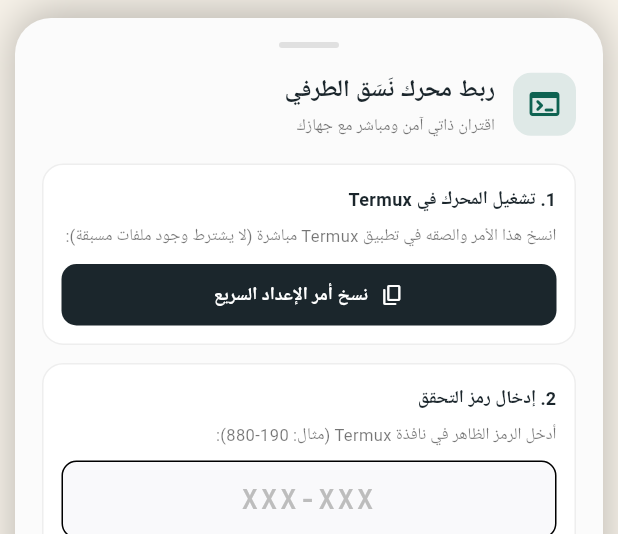
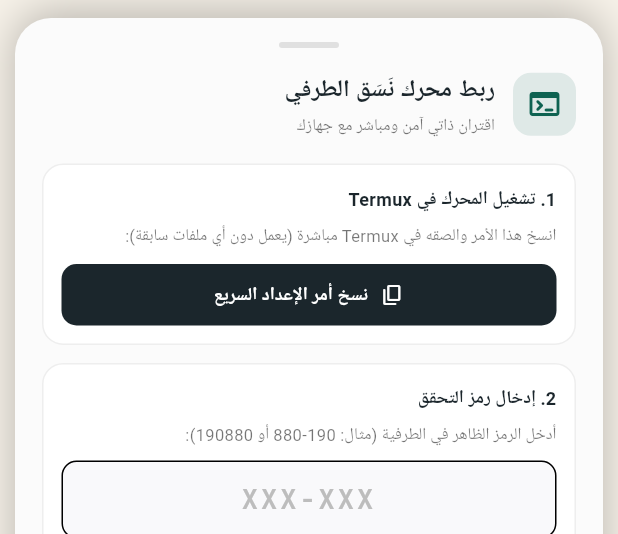
Before and after one commit to aligamal89901-svg/-, a Flutter app: the TerminalPairingSheet widget shown alone on an empty page, opened directly, on a phone screen of 412 x 824 dp. Shown: the top 534 px of the screen. Run offline on Flutter 3.47's test engine with Material 3 defaults, Android fonts, the phone set to English and light mode, and no system bars; our stand-ins replace flutter_animate, flutter_markdown, flutter_riverpod, go_router, google_fonts, shared_preferences and 1 more; missing offline and left inert: dart:js_interop, dart:ui_web; accounts and stored records are empty; network calls fail.

Commit message:
feat: complete robust standalone terminal link and responsive UI

```diff
--- a/lib/core/services/terminal_link_service.dart
+++ b/lib/core/services/terminal_link_service.dart
@@ -68,179 +68,84 @@ class TerminalLinkService extends ChangeNotifier {
     }
   }
 
-  // أمر ذاتي شامل يعمل في أي مكان (Termux عادي أو داخل PRoot) ولا يعتمد على مسار مسبق
-  static const String selfContainedInstallCommand = r"""bash -c "$(cat << 'NASAQ_RUNNER'
-mkdir -p ~/.nasaq
-
-# 1. تحرير المنفذ 8081 وإنهاء أي خوادم قديمة
-pkill -9 -f "proxy.py" 2>/dev/null || true
-pkill -9 -f "server.py" 2>/dev/null || true
-pkill -9 -f "nasaq" 2>/dev/null || true
-python3 -c "import subprocess; [subprocess.run(['kill', '-9', p]) for p in subprocess.run(['lsof', '-ti:8081'], capture_output=True, text=True).stdout.split()]" 2>/dev/null || true
-
-# 2. فحص وتثبيت بايثون والأدوات تلقائياً حسب نوع البيئة
-if command -v pkg >/dev/null 2>&1; then
-    pkg update -y -q >/dev/null 2>&1
-    pkg install -y python curl >/dev/null 2>&1
-elif command -v apt-get >/dev/null 2>&1; then
-    apt-get update -y -q >/dev/null 2>&1
-    apt-get install -y python3 curl >/dev/null 2>&1
-fi
-
-# 3. فحص أمان بيئة PRoot (تجنب التكرار إذا كان يعمل بالفعل داخل proot)
-if command -v proot-distro >/dev/null 2>&1; then
-    if [ -z "$PROOT_TMP_DIR" ] && [ "$(id -u)" != "0" ] && ! grep -qa "proot" /proc/1/cmdline 2>/dev/null; then
-        if ! proot-distro list 2>/dev/null | grep -q "ubuntu.*installed"; then
-            echo ">> جاري تجهيز نواة Ubuntu في الخلفية..."
-            proot-distro install ubuntu >/dev/null 2>&1
-        fi
-    fi
-fi
-
-# 4. كتابة خادم نَسَق الذكي الموحد
-cat << 'PYEOF' > ~/.nasaq/server.py
-import http.server, socketserver, json, random, os, string, ssl, urllib.request, subprocess
-
-PORT = 8081
-PAIR_FILE = os.path.expanduser("~/.nasaq/pair.json")
-
-# توليد رمز سداسي جديد
-RAW_PIN = f"{random.randint(100000, 999999)}"
-DISPLAY_PIN = f"{RAW_PIN[:3]}-{RAW_PIN[3:]}"
-TOKEN = ''.join(random.choices(string.ascii_letters + string.digits, k=32))
-
-cur_data = {"raw_pin": RAW_PIN, "code": DISPLAY_PIN, "paired": False, "token": TOKEN, "api_key": ""}
-if os.path.exists(PAIR_FILE):
-    try:
-        old = json.load(open(PAIR_FILE))
-        if old.get("paired"):
-            cur_data["paired"] = True
-            cur_data["api_key"] = old.get("api_key", "")
-            cur_data["token"] = old.get("token", TOKEN)
-    except:
-        pass
-
-with open(PAIR_FILE, "w") as f:
-    json.dump(cur_data, f)
-
-class NASAQHandler(http.server.BaseHTTPRequestHandler):
-    def _cors(self, code=200):
-        self.send_response(code)
-        self.send_header('Access-Control-Allow-Origin', '*')
-        self.send_header('Access-Control-Allow-Methods', 'GET, POST, OPTIONS')
-        self.send_header('Access-Control-Allow-Headers', 'Content-Type, Authorization')
-        self.end_headers()
-
-    def do_OPTIONS(self):
-        self._cors(200)
-
-    def do_GET(self):
-        if self.path == '/v1/status':
-            try:
-                data = json.load(open(PAIR_FILE))
-                self._cors(200)
-                self.wfile.write(json.dumps({"online": True, "paired": data.get("paired", False)}).encode())
-            except:
-                self._cors(500)
-        elif self.path == '/v1/models':
-            self._cors(200)
-            self.wfile.write(json.dumps({"data": [{"id": "gemini-2.5-flash"}]}).encode())
-        else:
-            self._cors(404)
-
-    def do_POST(self):
-        length = int(self.headers.get('content-length', 0))
-        raw_body = self.rfile.read(length)
-
-        if self.path == '/v1/pair':
-            try:
-                body = json.loads(raw_body.decode('utf-8'))
-                input_pin = str(body.get('code', '')).replace('-', '').strip()
-                data = json.load(open(PAIR_FILE))
-
-                if input_pin == data.get('raw_pin') or input_pin == data.get('code', '').replace('-', ''):
-                    data['paired'] = True
-                    if body.get('api_key'):
-                        data['api_key'] = body['api_key']
-                    with open(PAIR_FILE, 'w') as f:
-                        json.dump(data, f)
-                    self._cors(200)
-                    self.wfile.write(json.dumps({"status": "success", "token": data['token']}).encode())
-                else:
-                    self._cors(401)
-                    self.wfile.write(json.dumps({"status": "error", "message": "رمز التحقق غير مطابق"}).encode())
-            except Exception as e:
-                self._cors(500)
-                self.wfile.write(json.dumps({"status": "error", "message": str(e)}).encode())
-
-        elif self.path == '/v1/chat/completions':
-            try:
-                data = json.load(open(PAIR_FILE))
-                key = data.get('api_key', '')
-                req_data = json.loads(raw_body.decode('utf-8'))
-
-                contents = []
-                for m in req_data.get('messages', []):
-                    role = 'user' if m.get('role') in ['user', 'system'] else 'model'
-                    contents.append({'role': role, 'parts': [{'text': m.get('content', '')}]})
-
-                g_payload = {'contents': contents}
-                data_bytes = json.dumps(g_payload).encode('utf-8')
-
-                url = "https://generativelanguage.googleapis.com/v1beta/models/gemini-2.5-flash:streamGenerateContent?alt=sse"
-                req = urllib.request.Request(url, data=data_bytes, method='POST')
-                req.add_header('Content-Type', 'application/json; charset=utf-8')
-                req.add_header('x-goog-api-key', key)
-
-                ctx = ssl.create_default_context()
-                resp = urllib.request.urlopen(req, context=ctx, timeout=30)
-
-                self.send_response(200)
-                self.send_header('Access-Control-Allow-Origin', '*')
-                self.send_header('Content-Type', 'text/event-stream; charset=utf-8')
-                self.end_headers()
-
-                for raw_line in resp:
-                    line = raw_line.decode('utf-8', errors='ignore')
-                    if line.startswith('data: '):
-                        chunk_str = line[6:].strip()
-                        if chunk_str and chunk_str != '[DONE]':
-                            try:
-                                g_chunk = json.loads(chunk_str)
-                                parts = g_chunk.get('candidates', [{}])[0].get('content', {}).get('parts', [])
-                                piece = "".join([p.get('text', '') for p in parts])
-                                if piece:
-                                    out_sse = {"choices": [{"delta": {"content": piece}}]}
-                                    self.wfile.write(f"data: {json.dumps(out_sse, ensure_ascii=False)}\n\n".encode('utf-8'))
-                                    self.wfile.flush()
-                            except:
-                                pass
-                self.wfile.write(b"data: [DONE]\n\n")
-                self.wfile.flush()
-            except Exception as e:
-                self._cors(500)
-                self.wfile.write(json.dumps({"error": str(e)}).encode())
-
-socketserver.TCPServer.allow_reuse_address = True
-with socketserver.TCPServer(("127.0.0.1", PORT), NASAQHandler) as httpd:
-    httpd.serve_forever()
-PYEOF
-
-nohup python3 ~/.nasaq/server.py > ~/.nasaq/server.log 2>&1 &
-sleep 1.5
-
-PIN=$(python3 -c "import json, os; print(json.load(open(os.path.expanduser('~/.nasaq/pair.json')))['code'])")
-
-clear
-echo -e "\033[1;36m====================================================\033[0m"
-echo -e "\033[1;32m         منظومة نَسَق | NASAQ CORE ENGINE           \033[0m"
-echo -e "\033[1;36m====================================================\033[0m"
-echo ""
-echo -e "   ✓ المحرك يعمل بنشاط في خلفية جهازك"
-echo -e "   رمز الاقتران المباشر:  \033[1;33m[  $PIN  ]\033[0m"
-echo ""
-echo -e ">> اكتب الرمز في تطبيق «نَسَق» لإتمام الربط فوراً."
-echo -e "\033[1;36m====================================================\033[0m"
-NASAQ_RUNNER
-)""";
+  static const String selfContainedInstallCommand =
+      'mkdir -p ~/.nasaq && python3 -c "'
+      'import http.server, socketserver, json, random, os, string, ssl, urllib.request, subprocess; '
+      'PORT=8081; '
+      'PIN_RAW=str(random.randint(100000, 999999)); '
+      'PAIR_FILE=os.path.expanduser(\'~/.nasaq/pair.json\'); '
+      'TOKEN=\'\'.join(random.choices(string.ascii_letters + string.digits, k=32)); '
+      'json.dump({\'raw_pin\': PIN_RAW, \'code\': f\'{PIN_RAW[:3]}-{PIN_RAW[3:]}\', \'paired\': False, \'token\': TOKEN, \'api_key\': \'\'}, open(PAIR_FILE, \'w\')); '
+      'f=open(os.path.expanduser(\'~/.nasaq/srv.py\'), \'w\'); '
+      'f.write(\'\'\'import http.server, socketserver, json, os, ssl, urllib.request, subprocess\\n'
+      'PORT = 8081\\n'
+      'PFILE = os.path.expanduser("~/.nasaq/pair.json")\\n'
+      'class H(http.server.BaseHTTPRequestHandler):\\n'
+      '    def _c(self, code=200):\\n'
+      '        self.send_response(code)\\n'
+      '        self.send_header("Access-Control-Allow-Origin", "*")\\n'
+      '        self.send_header("Access-Control-Allow-Methods", "GET, POST, OPTIONS")\\n'
+      '        self.send_header("Access-Control-Allow-Headers", "Content-Type")\\n'
+      '        self.end_headers()\\n'
+      '    def do_OPTIONS(self): self._c(200)\\n'
+      '    def do_GET(self):\\n'
+      '        if self.path == "/v1/status":\\n'
+      '            try: d=json.load(open(PFILE)); self._c(200); self.wfile.write(json.dumps({"online": True, "paired": d.get("paired", False)}).encode())\\n'
+      '            except: self._c(500)\\n'
+      '        elif self.path == "/v1/models": self._c(200); self.wfile.write(b"{\\\\"data\\\\": [{\\\\"id\\\\": \\\\"gemini-2.5-flash\\\\"}]}")\\n'
+      '        else: self._c(404)\\n'
+      '    def do_POST(self):\\n'
+      '        l = int(self.headers.get("content-length", 0))\\n'
+      '        b = self.rfile.read(l)\\n'
+      '        if self.path == "/v1/pair":\\n'
+      '            body = json.loads(b.decode())\\n'
+      '            pin = str(body.get("code", "")).replace("-", "").strip()\\n'
+      '            d = json.load(open(PFILE))\\n'
+      '            if pin == d.get("raw_pin"):\\n'
+      '                d["paired"] = True\\n'
+      '                if body.get("api_key"): d["api_key"] = body["api_key"]\\n'
+      '                json.dump(d, open(PFILE, "w"))\\n'
+      '                self._c(200); self.wfile.write(json.dumps({"status": "success", "token": d["token"]}).encode())\\n'
+      '            else: self._c(401); self.wfile.write(b"{\\\\"status\\\\": \\\\"error\\\\", \\\\"message\\\\": \\\\"PIN mismatch\\\\"}")\\n'
+      '        elif self.path == "/v1/chat/completions":\\n'
+      '            try:\\n'
+      '                d = json.load(open(PFILE))\\n'
+      '                key = d.get("api_key", "")\\n'
+      '                req = json.loads(b.decode())\\n'
+      '                contents = [{"role": "user" if m.get("role") in ["user","system"] else "model", "parts": [{"text": m.get("content","")}]} for m in req.get("messages",[])]\\n'
+      '                data_b = json.dumps({"contents": contents}).encode()\\n'
+      '                url = "https://generativelanguage.googleapis.com/v1beta/models/gemini-2.5-flash:streamGenerateContent?alt=sse"\\n'
+      '                r = urllib.request.Request(url, data=data_b, headers={"Content-Type": "application/json", "x-goog-api-key": key})\\n'
+      '                resp = urllib.request.urlopen(r, context=ssl.create_default_context(), timeout=30)\\n'
+      '                self.send_response(200)\\n'
+      '                self.send_header("Access-Control-Allow-Origin", "*")\\n'
+      '                self.send_header("Content-Type", "text/event-stream; charset=utf-8")\\n'
+      '                self.end_headers()\\n'
+      '                for raw in resp:\\n'
+      '                    line = raw.decode(errors="ignore")\\n'
+      '                    if line.startswith("data: "):\\n'
+      '                        c = line[6:].strip()\\n'
+      '                        if c and c != "[DONE]":\\n'
+      '                            try:\\n'
+      '                                g = json.loads(c)\\n'
+      '                                t = \\\'\\\'.join([p.get("text","") for p in g.get("candidates",[{}])[0].get("content",{}).get("parts",[])])\\n'
+      '                                if t:\\n'
+      '                                    self.wfile.write(f"data: {json.dumps({\\\'choices\\\': [{\\\'delta\\\': {\\\'content\\\': t}}]})}\\n\\n".encode())\\n'
+      '                                    self.wfile.flush()\\n'
+      '                            except: pass\\n'
+      '                self.wfile.write(b"data: [DONE]\\n\\n"); self.wfile.flush()\\n'
+      '            except Exception as e: self._c(500); self.wfile.write(json.dumps({"error": str(e)}).encode())\\n'
+      'socketserver.TCPServer.allow_reuse_address = True\\n'
+      'with socketserver.TCPServer(("127.0.0.1", PORT), H) as srv: srv.serve_forever()\\n\'\'\'); '
+      'f.close(); '
+      'subprocess.run([\'pkill\', \'-9\', \'-f\', \'nasaq/srv.py\']); '
+      'subprocess.Popen([\'python3\', os.path.expanduser(\'~/.nasaq/srv.py\')]); '
+      'print(\'\\n====================================================\'); '
+      'print(\'         منظومة نَسَق | NASAQ CORE ENGINE           \'); '
+      'print(\'====================================================\\n\'); '
+      'print(f\'   ✓ المحرك يعمل بنشاط في الخلفية\'); '
+      'print(f\'   رمز الاقتران المباشر:  [  {PIN_RAW[:3]}-{PIN_RAW[3:]}  ]\\n\'); '
+      'print(\'>> ارجع لتطبيق نَسَق وأدخل هذا الرمز لإتمام الربط.\'); '
+      'print(\'====================================================\')'
+      '"';
 }
--- a/lib/widgets/terminal_pairing_sheet.dart
+++ b/lib/widgets/terminal_pairing_sheet.dart
@@ -134,7 +134,6 @@ class _TerminalPairingSheetState extends State<TerminalPairingSheet> {
                 ],
               ),
               const SizedBox(height: 16),
-              // بطاقة الخطوة 1
               Container(
                 padding: const EdgeInsets.all(12),
                 decoration: BoxDecoration(
@@ -151,7 +150,7 @@ class _TerminalPairingSheetState extends State<TerminalPairingSheet> {
                     ),
                     const SizedBox(height: 4),
                     Text(
-                      'انسخ هذا الأمر والصقه في تطبيق Termux مباشرة (لا يشترط وجود ملفات مسبقة):',
+                      'انسخ هذا الأمر والصقه في Termux مباشرة (يعمل دون أي ملفات سابقة):',
                       style: GoogleFonts.ibmPlexSansArabic(fontSize: 11, color: Colors.black54),
                     ),
                     const SizedBox(height: 10),
@@ -185,7 +184,6 @@ class _TerminalPairingSheetState extends State<TerminalPairingSheet> {
                 ),
               ),
               const SizedBox(height: 12),
-              // بطاقة الخطوة 2
               Container(
                 padding: const EdgeInsets.all(12),
                 decoration: BoxDecoration(
@@ -202,7 +200,7 @@ class _TerminalPairingSheetState extends State<TerminalPairingSheet> {
                     ),
                     const SizedBox(height: 4),
                     Text(
-                      'أدخل الرمز الظاهر في نافذة Termux (مثال: 190-880):',
+                      'أدخل الرمز الظاهر في الطرفية (مثال: 190-880 أو 190880):',
                       style: GoogleFonts.ibmPlexSansArabic(fontSize: 11, color: Colors.black54),
                     ),
                     const SizedBox(height: 8),
```
